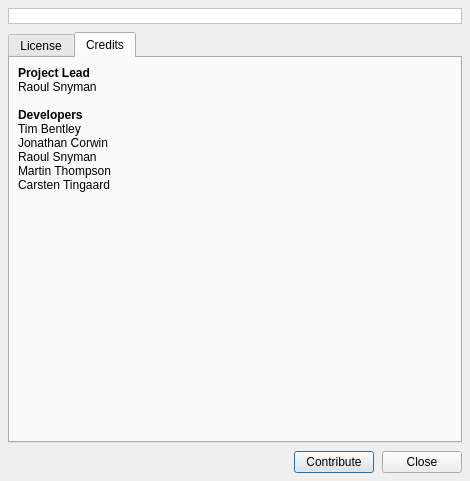
Before: the Qt Designer form resources/forms/about.ui in zonArt/openlp, drawn with Qt 5.
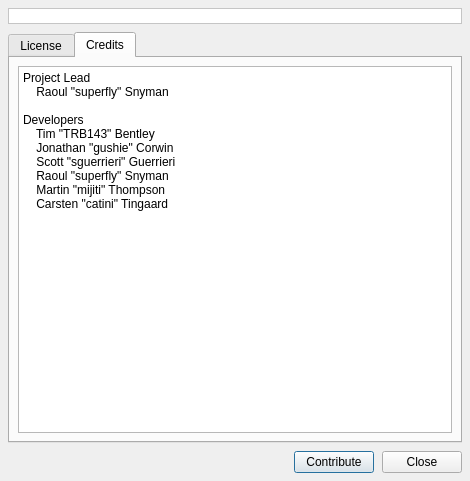
After: the same form once the commit is applied. The open tabs and pages were chosen to show the change. Icons and pictures are not drawn.

Diff of the .ui file:
```diff
--- a/resources/forms/about.ui
+++ b/resources/forms/about.ui
@@ -140,24 +140,21 @@
         <number>8</number>
        </property>
        <item>
-        <widget class="QLabel" name="CreditsLabel" >
-         <property name="text" >
-          <string>&lt;!DOCTYPE HTML PUBLIC "-//W3C//DTD HTML 4.0//EN" "http://www.w3.org/TR/REC-html40/strict.dtd">
-&lt;html>&lt;head>&lt;meta name="qrichtext" content="1" />&lt;style type="text/css">
-p, li { white-space: pre-wrap; }
-&lt;/style>&lt;/head>&lt;body>
-&lt;p style=" margin-top:0px; margin-bottom:0px; margin-left:0px; margin-right:0px; -qt-block-indent:0; text-indent:0px;">&lt;span style=" font-weight:600;">Project Lead&lt;/span>&lt;/p>
-&lt;p style=" margin-top:0px; margin-bottom:0px; margin-left:0px; margin-right:0px; -qt-block-indent:0; text-indent:0px;">Raoul Snyman&lt;/p>
-&lt;p style="-qt-paragraph-type:empty; margin-top:0px; margin-bottom:0px; margin-left:0px; margin-right:0px; -qt-block-indent:0; text-indent:0px;">&lt;/p>
-&lt;p style=" margin-top:0px; margin-bottom:0px; margin-left:0px; margin-right:0px; -qt-block-indent:0; text-indent:0px;">&lt;span style=" font-weight:600;">Developers&lt;/span>&lt;/p>
-&lt;p style=" margin-top:0px; margin-bottom:0px; margin-left:0px; margin-right:0px; -qt-block-indent:0; text-indent:0px;">Tim Bentley&lt;/p>
-&lt;p style=" margin-top:0px; margin-bottom:0px; margin-left:0px; margin-right:0px; -qt-block-indent:0; text-indent:0px;">Jonathan Corwin&lt;/p>
-&lt;p style=" margin-top:0px; margin-bottom:0px; margin-left:0px; margin-right:0px; -qt-block-indent:0; text-indent:0px;">Raoul Snyman&lt;/p>
-&lt;p style=" margin-top:0px; margin-bottom:0px; margin-left:0px; margin-right:0px; -qt-block-indent:0; text-indent:0px;">Martin Thompson&lt;/p>
-&lt;p style=" margin-top:0px; margin-bottom:0px; margin-left:0px; margin-right:0px; -qt-block-indent:0; text-indent:0px;">Carsten Tingaard&lt;/p>&lt;/body>&lt;/html></string>
+        <widget class="QPlainTextEdit" name="plainTextEdit" >
+         <property name="readOnly" >
+          <bool>true</bool>
          </property>
-         <property name="alignment" >
-          <set>Qt::AlignLeading|Qt::AlignLeft|Qt::AlignTop</set>
+         <property name="plainText" >
+          <string>Project Lead
+    Raoul "superfly" Snyman
+
+Developers
+    Tim "TRB143" Bentley
+    Jonathan "gushie" Corwin
+    Scott "sguerrieri" Guerrieri
+    Raoul "superfly" Snyman
+    Martin "mijiti" Thompson
+    Carsten "catini" Tingaard</string>
          </property>
         </widget>
        </item>
```
Left out of the diff: 3 changed lines with no effect on the pictures.
